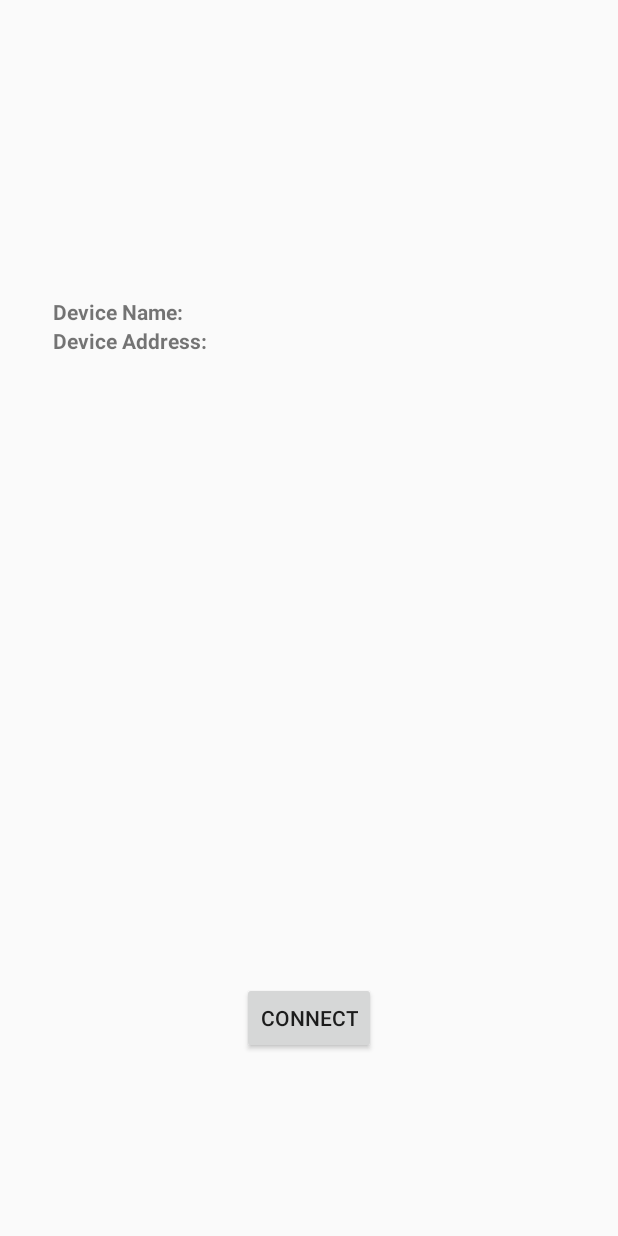
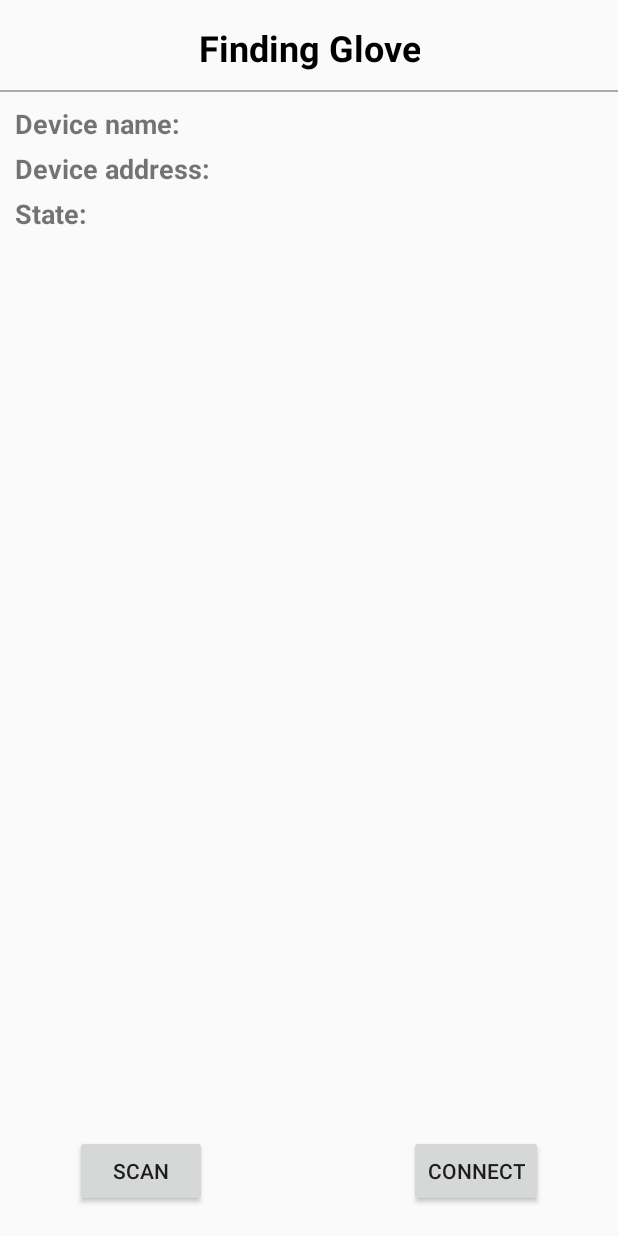
Before and after one commit to Yasamanro/TheBreakingHand, an Android app: the ScanActivity screen opened directly, with no data from a screen before it, on a phone screen of 412 x 824 dp. Run offline under Robolectric (Android 15) with nearby library versions, the light colour scheme and no system bars; 1 statement that could not run was skipped.

Commit message:
New ScanActivity design

```diff
--- a/app/src/main/AndroidManifest.xml
+++ b/app/src/main/AndroidManifest.xml
@@ -28,8 +28,9 @@
         <activity android:name=".GameActivity" />
         <activity android:name=".TestActivity" />
         <activity android:name=".DecideActivity" />
-        <activity android:name=".DeviceScanActivity" />
+        <activity android:name=".DeviceControlActivity" />
         <activity android:name=".ScanActivity"></activity>
+    <service android:name=".BluetoothLeService" android:enabled="true"/>
     </application>
 
 </manifest>
--- a/app/src/main/java/com/example/yasamanro/bhangarigame/DeviceControlActivity.java
+++ b/app/src/main/java/com/example/yasamanro/bhangarigame/DeviceControlActivity.java
@@ -31,9 +31,11 @@ import android.util.Log;
 import android.view.Menu;
 import android.view.MenuItem;
 import android.view.View;
+import android.widget.Button;
 import android.widget.ExpandableListView;
 import android.widget.SimpleExpandableListAdapter;
 import android.widget.TextView;
+import android.support.v7.app.AppCompatActivity;
 
 import java.util.ArrayList;
 import java.util.HashMap;
@@ -45,7 +47,7 @@ import java.util.List;
  * communicates with {@code BluetoothLeService}, which in turn interacts with the
  * Bluetooth LE API.
  */
-public class DeviceControlActivity extends Activity {
+public class DeviceControlActivity extends AppCompatActivity {
     private final static String TAG = DeviceControlActivity.class.getSimpleName();
 
     public static final String EXTRAS_DEVICE_NAME = "DEVICE_NAME";
@@ -75,7 +77,8 @@ public class DeviceControlActivity extends Activity {
                 Log.e(TAG, "Unable to initialize Bluetooth");
                 finish();
             }
-            // Automatically connects to the device upon successful start-up initialization.
+            // Automatically connects to the device upon successful start-u`p initialization.
+            Log.d("CALLED", "something");
             mBluetoothLeService.connect(mDeviceAddress);
         }
 
@@ -168,10 +171,20 @@ public class DeviceControlActivity extends Activity {
         mConnectionState = (TextView) findViewById(R.id.connection_state);
         mDataField = (TextView) findViewById(R.id.data_value);
 
-        getActionBar().setTitle(mDeviceName);
-        getActionBar().setDisplayHomeAsUpEnabled(true);
+//        getSupportActionBar().setTitle(mDeviceName);
+//        getSupportActionBar().setDisplayHomeAsUpEnabled(true);
         Intent gattServiceIntent = new Intent(this, BluetoothLeService.class);
         bindService(gattServiceIntent, mServiceConnection, BIND_AUTO_CREATE);
+
+        Button connect = findViewById(R.id.button4);
+
+        connect.setOnClickListener(new View.OnClickListener(){
+            @Override
+            public void onClick(View v) {
+                mBluetoothLeService.connect(mDeviceAddress);
+            }
+        });
+
     }
 
     @Override
@@ -197,34 +210,34 @@ public class DeviceControlActivity extends Activity {
         mBluetoothLeService = null;
     }
 
-    @Override
-    public boolean onCreateOptionsMenu(Menu menu) {
-        getMenuInflater().inflate(R.menu.gatt_services, menu);
-        if (mConnected) {
-            menu.findItem(R.id.menu_connect).setVisible(false);
-            menu.findItem(R.id.menu_disconnect).setVisible(true);
-        } else {
-            menu.findItem(R.id.menu_connect).setVisible(true);
-            menu.findItem(R.id.menu_disconnect).setVisible(false);
-        }
-        return true;
-    }
+//    @Override
+//    public boolean onCreateOptionsMenu(Menu menu) {
+//        getMenuInflater().inflate(R.menu.gatt_services, menu);
+//        if (mConnected) {
+//            menu.findItem(R.id.menu_connect).setVisible(false);
+//            menu.findItem(R.id.menu_disconnect).setVisible(true);
+//        } else {
+//            menu.findItem(R.id.menu_connect).setVisible(true);
+//            menu.findItem(R.id.menu_disconnect).setVisible(false);
+//        }
+//        return true;
+//    }
 
-    @Override
-    public boolean onOptionsItemSelected(MenuItem item) {
-        switch(item.getItemId()) {
-            case R.id.menu_connect:
-                mBluetoothLeService.connect(mDeviceAddress);
-                return true;
-            case R.id.menu_disconnect:
-                mBluetoothLeService.disconnect();
-                return true;
-            case android.R.id.home:
-                onBackPressed();
-                return true;
-        }
-        return super.onOptionsItemSelected(item);
-    }
+//    @Override
+//    public boolean onOptionsItemSelected(MenuItem item) {
+//        switch(item.getItemId()) {
+//            case R.id.menu_connect:
+//                mBluetoothLeService.connect(mDeviceAddress);
+//                return true;
+//            case R.id.menu_disconnect:
+//                mBluetoothLeService.disconnect();
+//                return true;
+//            case android.R.id.home:
+//                onBackPressed();
+//                return true;
+//        }
+//        return super.onOptionsItemSelected(item);
+//    }
 
     private void updateConnectionState(final int resourceId) {
         runOnUiThread(new Runnable() {
--- a/app/src/main/java/com/example/yasamanro/bhangarigame/MainActivity.java
+++ b/app/src/main/java/com/example/yasamanro/bhangarigame/MainActivity.java
@@ -51,7 +51,6 @@ public class MainActivity extends AppCompatActivity {
             @Override
             public void onClick(View v) {
                 if (ContextCompat.checkSelfPermission(MainActivity.this, Manifest.permission.ACCESS_COARSE_LOCATION) == PackageManager.PERMISSION_GRANTED) {
-                    toastMessage("You have already granted access!");
                     Intent intent = new Intent(MainActivity.this, ScanActivity.class);
                     startActivity(intent);
                 } else {
--- a/app/src/main/java/com/example/yasamanro/bhangarigame/ScanActivity.java
+++ b/app/src/main/java/com/example/yasamanro/bhangarigame/ScanActivity.java
@@ -3,6 +3,7 @@ package com.example.yasamanro.bhangarigame;
 import android.Manifest;
 import android.bluetooth.BluetoothAdapter;
 import android.bluetooth.BluetoothDevice;
+import android.bluetooth.BluetoothGatt;
 import android.bluetooth.BluetoothManager;
 import android.bluetooth.le.BluetoothLeScanner;
 import android.bluetooth.le.ScanCallback;
@@ -13,9 +14,12 @@ import android.content.Context;
 import android.content.Intent;
 import android.content.pm.PackageManager;
 import android.os.Handler;
+import android.support.v4.content.ContextCompat;
 import android.support.v7.app.AppCompatActivity;
 import android.os.Bundle;
 import android.util.Log;
+import android.view.View;
+import android.widget.Button;
 import android.widget.TextView;
 import android.widget.Toast;
 
@@ -32,6 +36,7 @@ public class ScanActivity extends AppCompatActivity {
     private BluetoothLeScanner mBluetoothLeScanner;
     private ScanCallback mScanCallback;
     private HashMap<String,BluetoothDevice> mScanResults = new HashMap<>();
+    private BluetoothGatt mBluetoothGatt;
 
     private boolean mScanning;
     private Handler mHandler;
@@ -40,10 +45,16 @@ public class ScanActivity extends AppCompatActivity {
     private int LOCATION_PERMISSION_CODE = 1;
     private static final long SCAN_PERIOD = 10000;                           // Stops scanning after 10 seconds
 
+    private boolean gloveFound;
+    private BluetoothDevice glove;
+
     @Override
     protected void onCreate(Bundle savedInstanceState) {
         super.onCreate(savedInstanceState);
         setContentView(R.layout.activity_scan);
+
+        Button connectBtn = findViewById(R.id.connectButton);
+        Button scanBtn = findViewById(R.id.scanButton);
 
         // Use this check to determine whether BLE is supported on the device.  Then you can
         // selectively disable BLE-related features.
@@ -65,7 +76,31 @@ public class ScanActivity extends AppCompatActivity {
             return;
         }
 
-        startScan();
+        scanBtn.setOnClickListener(new View.OnClickListener() {
+            @Override
+            public void onClick(View v) {
+                startScan();
+            }
+        });
+
+        connectBtn.setOnClickListener(new View.OnClickListener() {
+            @Override
+            public void onClick(View v) {
+                if (gloveFound){
+                    final Intent intent = new Intent(ScanActivity.this, DeviceControlActivity.class);
+                    intent.putExtra(DeviceControlActivity.EXTRAS_DEVICE_NAME, glove.getName());
+                    intent.putExtra(DeviceControlActivity.EXTRAS_DEVICE_ADDRESS, glove.getAddress());
+                    if (mScanning) {
+                        stopScan();
+                        mScanning = false;
+                    }
+                    startActivity(intent);
+                  //  mBluetoothGatt = glove.connectGatt(this,true, mGattCallback);
+                } else {
+                    Toast.makeText(ScanActivity.this, "Scan for The Smart Glove first!", Toast.LENGTH_SHORT).show();
+                }
+            }
+        });
     }
 
     @Override
@@ -117,10 +152,14 @@ public class ScanActivity extends AppCompatActivity {
                 runOnUiThread(new Runnable() {
                     @Override
                     public void run() {
+                        gloveFound = true;
+                        glove = device;
                         TextView deviceName = (TextView) findViewById(R.id.device_name);
                         deviceName.setText("Smart Glovest");
                         TextView deviceAddr = (TextView) findViewById(R.id.device_address);
                         deviceAddr.setText(device.getAddress());
+                        TextView deviceConn = (TextView) findViewById(R.id.connection_state);
+                        deviceConn.setText("Disconnected");
                     }
                 });
             }
--- a/app/src/main/res/layout/activity_game.xml
+++ b/app/src/main/res/layout/activity_game.xml
@@ -3,8 +3,8 @@
     xmlns:app="http://schemas.android.com/apk/res-auto"
     xmlns:tools="http://schemas.android.com/tools"
     android:layout_width="match_parent"
-    android:layout_height="match_parent"
-    android:orientation="vertical"
+    android:layout_height="match_parent"    android:orientation="vertical"
+
     tools:context=".GameActivity">
 
     <RelativeLayout
--- a/app/src/main/res/layout/activity_scan.xml
+++ b/app/src/main/res/layout/activity_scan.xml
@@ -1,65 +1,123 @@
 <?xml version="1.0" encoding="utf-8"?>
-<RelativeLayout
-    xmlns:android="http://schemas.android.com/apk/res/android"
+<LinearLayout xmlns:android="http://schemas.android.com/apk/res/android"
     xmlns:tools="http://schemas.android.com/tools"
     android:layout_width="match_parent"
-    android:layout_height="match_parent">
+    android:layout_height="match_parent"
+    android:orientation="vertical"
+    android:visibility="visible">
 
-    <Button
-        android:id="@+id/connectButton"
-        android:layout_width="wrap_content"
-        android:layout_height="wrap_content"
-        android:layout_alignParentBottom="true"
-        android:layout_centerHorizontal="true"
-        android:layout_marginBottom="121dp"
-        android:text="Connect"
-        tools:layout_editor_absoluteX="147dp"
-        tools:layout_editor_absoluteY="419dp" />
+    <RelativeLayout
+        android:layout_width="match_parent"
+        android:layout_height="match_parent"
+        android:layout_weight="0.10"
+        android:orientation="horizontal">
 
-    <TextView
-        android:id="@+id/textView"
-        android:layout_width="wrap_content"
-        android:layout_height="wrap_content"
-        android:layout_above="@+id/textView2"
-        android:layout_alignStart="@+id/textView2"
-        android:layout_marginBottom="-217dp"
-        android:text="Device Name:"
-        android:textStyle="bold"
-        tools:layout_editor_absoluteX="44dp"
-        tools:layout_editor_absoluteY="213dp" />
+        <TextView
+            android:layout_width="wrap_content"
+            android:layout_height="wrap_content"
+            android:layout_alignParentTop="true"
+            android:layout_centerHorizontal="true"
+            android:layout_marginTop="15dp"
+            android:text="Finding Glove"
+            android:textAlignment="center"
+            android:textSize="24sp"
+            android:textStyle="bold"
+            android:textColor="@color/black"/>
 
-    <TextView
-        android:id="@+id/textView2"
-        android:layout_width="wrap_content"
-        android:layout_height="wrap_content"
-        android:layout_alignParentStart="true"
-        android:layout_alignParentTop="true"
-        android:layout_marginStart="35dp"
-        android:layout_marginTop="217dp"
-        android:text="Device Address:"
-        android:textStyle="bold"
-        tools:layout_editor_absoluteX="44dp"
-        tools:layout_editor_absoluteY="238dp" />
+        <LinearLayout android:orientation="horizontal"
+            android:layout_width="match_parent"
+            android:layout_height="wrap_content"
+            android:layout_marginTop="70dp"
+            android:layout_marginLeft="10dp"
+            android:layout_marginRight="10dp"
+            android:layout_marginBottom="10dp">
+            <TextView android:layout_width="wrap_content"
+                android:layout_height="wrap_content"
+                android:text="@string/label_device_name"
+                android:textStyle="bold"
+                android:textSize="18sp"/>
+            <Space android:layout_width="5dp"
+                android:layout_height="wrap_content"/>
+            <TextView android:id="@+id/device_name"
+                android:layout_width="match_parent"
+                android:layout_height="wrap_content"
+                android:textSize="18sp"/>
+        </LinearLayout>
 
-    <TextView
-        android:id="@+id/device_name"
-        android:layout_width="wrap_content"
-        android:layout_height="wrap_content"
-        android:layout_alignParentTop="true"
-        android:layout_marginStart="-29dp"
-        android:layout_marginTop="197dp"
-        android:layout_toEndOf="@+id/connectButton"
-        tools:layout_editor_absoluteX="209dp"
-        tools:layout_editor_absoluteY="213dp" />
+        <LinearLayout android:orientation="horizontal"
+            android:layout_width="match_parent"
+            android:layout_height="wrap_content"
+            android:layout_marginTop="100dp"
+            android:layout_marginLeft="10dp"
+            android:layout_marginRight="10dp"
+            android:layout_marginBottom="10dp">
+            <TextView android:layout_width="wrap_content"
+                android:layout_height="wrap_content"
+                android:text="@string/label_device_address"
+                android:textStyle="bold"
+                android:textSize="18sp"/>
+            <Space android:layout_width="5dp"
+                android:layout_height="wrap_content"/>
+            <TextView android:id="@+id/device_address"
+                android:layout_width="match_parent"
+                android:layout_height="wrap_content"
+                android:textSize="18sp"/>
+        </LinearLayout>
 
-    <TextView
-        android:id="@+id/device_address"
-        android:layout_width="wrap_content"
-        android:layout_height="wrap_content"
-        android:layout_alignTop="@+id/textView"
-        android:layout_alignParentEnd="true"
-        android:layout_marginTop="21dp"
-        android:layout_marginEnd="176dp"
-        tools:layout_editor_absoluteX="186dp"
-        tools:layout_editor_absoluteY="238dp" />
-</RelativeLayout>
+        <LinearLayout android:orientation="horizontal"
+            android:layout_width="match_parent"
+            android:layout_height="wrap_content"
+            android:layout_marginTop="130dp"
+            android:layout_marginLeft="10dp"
+            android:layout_marginRight="10dp"
+            android:layout_marginBottom="10dp">
+            <TextView android:layout_width="wrap_content"
+                android:layout_height="wrap_content"
+                android:text="@string/label_state"
+                android:textStyle="bold"
+                android:textSize="18sp"/>
+            <Space android:layout_width="5dp"
+                android:layout_height="wrap_content"/>
+            <TextView android:id="@+id/connection_state"
+                android:layout_width="match_parent"
+                android:layout_height="wrap_content"
+                android:textSize="18sp"/>
+        </LinearLayout>
+
+        <View
+            android:id="@+id/divider"
+            android:layout_width="wrap_content"
+            android:layout_height="1dp"
+            android:background="@android:color/darker_gray"
+            android:layout_alignParentStart="true"
+            android:layout_alignParentTop="true"
+            android:layout_marginTop="60dp" />
+    </RelativeLayout>
+
+
+    <RelativeLayout
+        android:layout_width="match_parent"
+        android:layout_height="match_parent"
+        android:layout_weight="0.85"
+        android:orientation="horizontal">
+
+        <Button
+            android:id="@+id/scanButton"
+            android:layout_width="wrap_content"
+            android:layout_height="wrap_content"
+            android:layout_alignParentStart="true"
+            android:layout_centerVertical="true"
+            android:layout_marginStart="50dp"
+            android:text="Scan" />
+
+        <Button
+            android:id="@+id/connectButton"
+            android:layout_width="wrap_content"
+            android:layout_height="wrap_content"
+            android:layout_alignTop="@+id/scanButton"
+            android:layout_alignParentEnd="true"
+            android:layout_centerVertical="true"
+            android:layout_marginEnd="50dp"
+            android:text="Connect" />
+    </RelativeLayout>
+</LinearLayout>
--- a/app/src/main/res/layout/gatt_services_characteristics.xml
+++ b/app/src/main/res/layout/gatt_services_characteristics.xml
@@ -18,6 +18,13 @@
         android:layout_width="match_parent"
         android:layout_height="wrap_content"
         android:layout_margin="10dp">
+
+    <Button
+        android:id="@+id/button4"
+        android:layout_width="match_parent"
+        android:layout_height="wrap_content"
+        android:text="Button" />
+
     <LinearLayout android:orientation="horizontal"
                   android:layout_width="match_parent"
                   android:layout_height="wrap_content"
--- a/app/src/main/res/values/colors.xml
+++ b/app/src/main/res/values/colors.xml
@@ -4,4 +4,5 @@
     <color name="colorPrimaryDark">#00574B</color>
     <color name="colorAccent">#d81b60</color>
     <color name="white">#ffffff</color>
+    <color name="black">#000</color>
 </resources>
--- a/app/src/main/res/values/strings.xml
+++ b/app/src/main/res/values/strings.xml
@@ -20,4 +20,5 @@
     <string name="menu_disconnect">Disconnect</string>
     <string name="menu_scan">Scan</string>
     <string name="menu_stop">Stop</string>
+    <string name="label_device_name">Device name:</string>
 </resources>
```
Also changed, not shown: app/src/main/java/com/example/yasamanro/bhangarigame/DeviceScanActivity.java (deleted, +0 -257 lines), app/src/main/res/drawable/glove_selected.png (added), app/src/main/res/drawable/glove_unselected.png (added).
